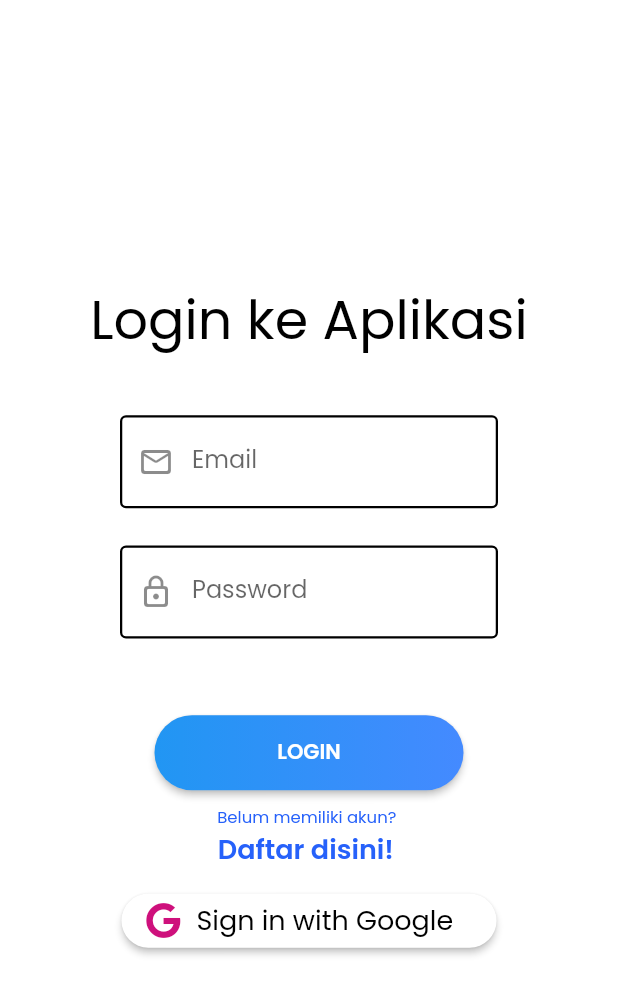
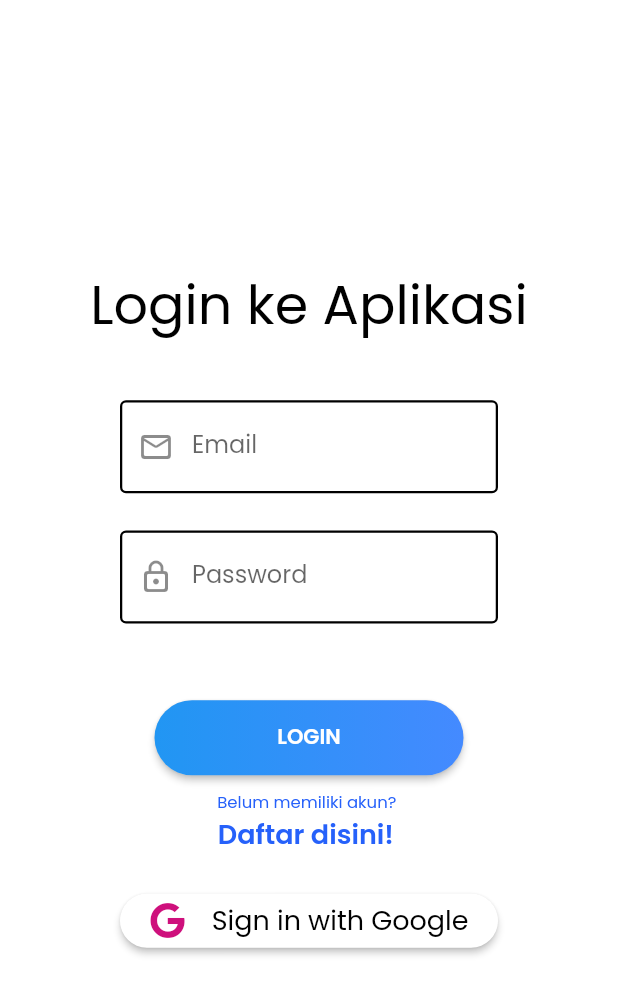
Before and after one commit to maulanataufiq30/Bettapps, a Flutter app: the screen it shows after launch, on a phone screen of 412 x 824 dp. Shown: the top 995 px of the screen. Run offline on Flutter 3.47's test engine with Material 2 defaults, Android fonts, the phone set to English and light mode, and no system bars; our stand-ins replace bubble, cloud_firestore, firebase_auth, firebase_core, firebase_storage, font_awesome_flutter and 8 more; missing offline and left inert: dart:ffi; accounts and stored records are empty; project files that could hold a hidden picture were left out.

Commit message:
fix login page and add multi fingerprint SHA1

```diff
--- a/lib/views/login_page.dart
+++ b/lib/views/login_page.dart
@@ -168,7 +168,7 @@
                   ),
                   SizedBox(height: 10.0),
                   Container(
-                      width: 250.0,
+                      margin: EdgeInsets.symmetric(horizontal: 40, vertical: 10),
                       child: Align(
                         alignment: Alignment.center,
                         child: ElevatedButton(
@@ -182,7 +182,7 @@
                                 MaterialStateProperty.all(Color(0xffffffff)),
                           ),
                           child: Row(
-                            mainAxisAlignment: MainAxisAlignment.start,
+                            mainAxisAlignment: MainAxisAlignment.spaceEvenly,
                             children: <Widget>[
                               Icon(
                                 FontAwesomeIcons.google,
--- a/pubspec.yaml
+++ b/pubspec.yaml
@@ -42,6 +42,7 @@
   font_awesome_flutter:
   progress_dialog:
   google_sign_in:
+  provider:
 
 dev_dependencies:
   flutter_test:
```
Also changed, not shown: pubspec.lock, 1 other file.
